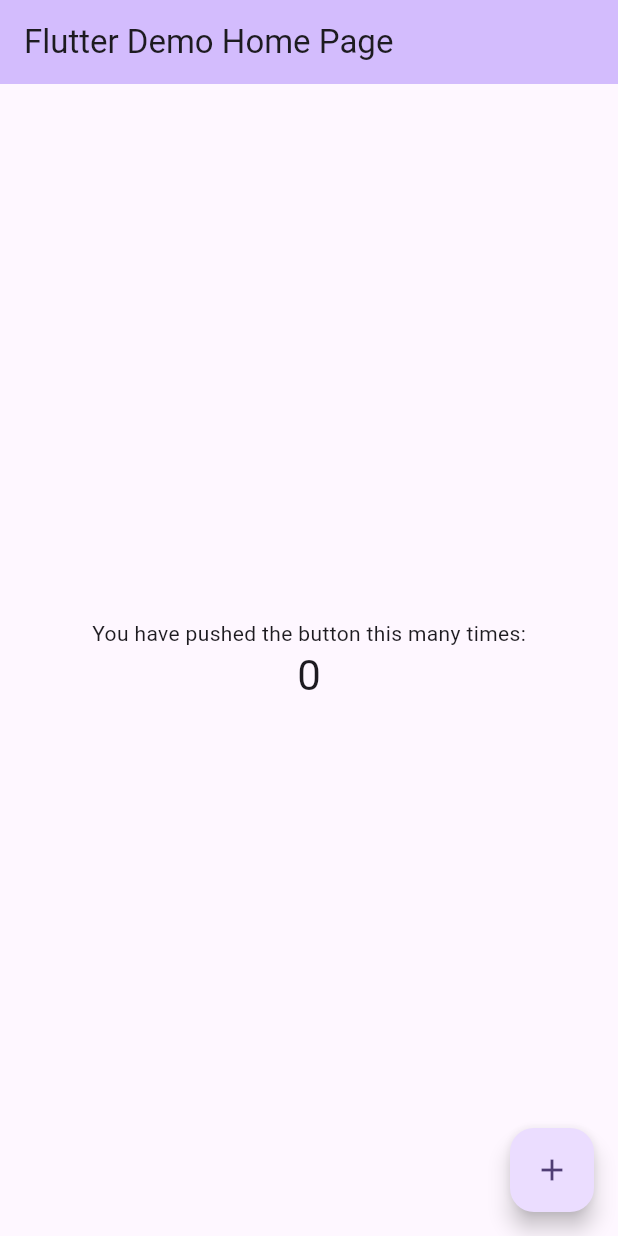
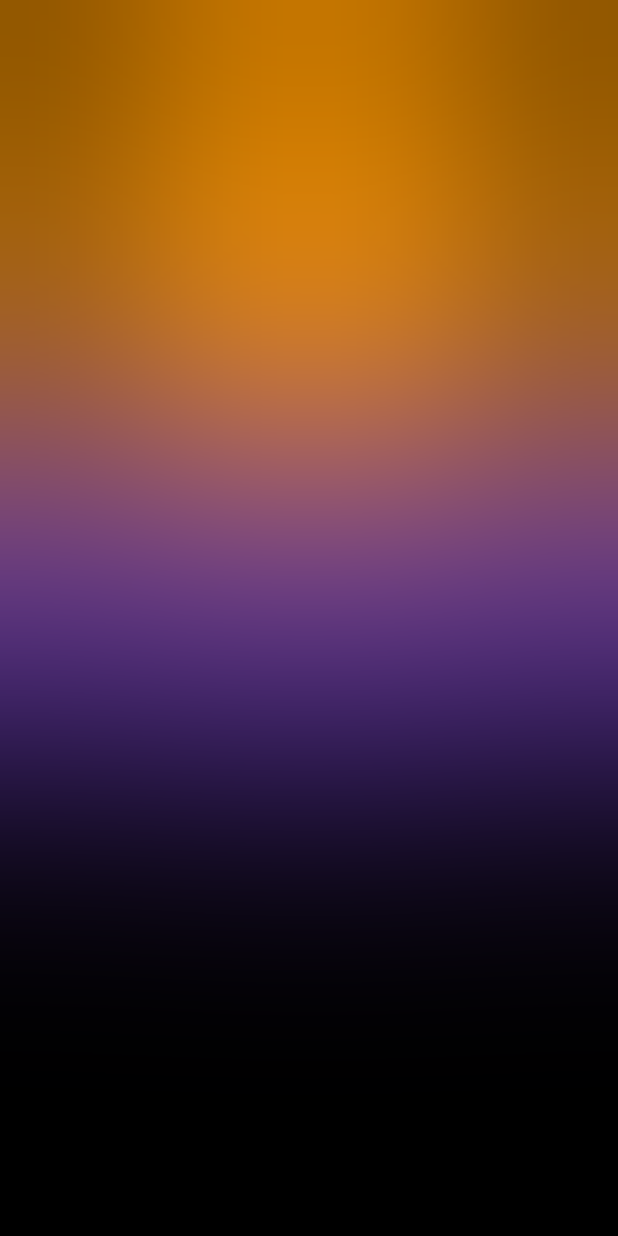
Before and after one commit to usmanrajpoot534/Weather-App, a Flutter app: the screen it shows after launch, on a phone screen of 412 x 824 dp. Run offline on Flutter 3.47's test engine with Material 3 defaults, Android fonts, the phone set to English and light mode, and no system bars; our stand-ins replace bloc, equatable.

Commit message:
Feat: Add Backdrop filter in home screen

```diff
--- /dev/null
+++ b/lib/bloc/weather_bloc.dart
@@ -0,0 +1,13 @@
+import 'package:bloc/bloc.dart';
+import 'package:equatable/equatable.dart';
+
+part 'weather_event.dart';
+part 'weather_state.dart';
+
+class WeatherBloc extends Bloc<WeatherEvent, WeatherState> {
+  WeatherBloc() : super(WeatherInitial()) {
+    on<WeatherEvent>((event, emit) {
+      // TODO: implement event handler
+    });
+  }
+}
--- /dev/null
+++ b/lib/bloc/weather_event.dart
@@ -0,0 +1,8 @@
+part of 'weather_bloc.dart';
+
+sealed class WeatherEvent extends Equatable {
+  const WeatherEvent();
+
+  @override
+  List<Object> get props => [];
+}
--- /dev/null
+++ b/lib/bloc/weather_state.dart
@@ -0,0 +1,10 @@
+part of 'weather_bloc.dart';
+
+sealed class WeatherState extends Equatable {
+  const WeatherState();
+
+  @override
+  List<Object> get props => [];
+}
+
+final class WeatherInitial extends WeatherState {}
--- a/lib/main.dart
+++ b/lib/main.dart
@@ -1,4 +1,7 @@
 import 'package:flutter/material.dart';
+import 'package:flutter/services.dart';
+
+import 'screens/home_screen.dart';
 
 void main() {
   runApp(const MyApp());
@@ -11,115 +14,19 @@ class MyApp extends StatelessWidget {
   @override
   Widget build(BuildContext context) {
     return MaterialApp(
-      title: 'Flutter Demo',
+      title: 'Weather App',
+      debugShowCheckedModeBanner: false,
       theme: ThemeData(
-        // This is the theme of your application.
-        //
-        // TRY THIS: Try running your application with "flutter run". You'll see
-        // the application has a purple toolbar. Then, without quitting the app,
-        // try changing the seedColor in the colorScheme below to Colors.green
-        // and then invoke "hot reload" (save your changes or press the "hot
-        // reload" button in a Flutter-supported IDE, or press "r" if you used
-        // the command line to start the app).
-        //
-        // Notice that the counter didn't reset back to zero; the application
-        // state is not lost during the reload. To reset the state, use hot
-        // restart instead.
-        //
-        // This works for code too, not just values: Most code changes can be
-        // tested with just a hot reload.
-        colorScheme: ColorScheme.fromSeed(seedColor: Colors.deepPurple),
         useMaterial3: true,
+        scaffoldBackgroundColor: Colors.black,
+        appBarTheme: const AppBarTheme(
+          backgroundColor: Colors.transparent,
+          systemOverlayStyle: SystemUiOverlayStyle(
+            statusBarBrightness: Brightness.dark,
+          ),
+        ),
       ),
-      home: const MyHomePage(title: 'Flutter Demo Home Page'),
+      home: const HomeScreen(),
     );
   }
 }
-
-class MyHomePage extends StatefulWidget {
-  const MyHomePage({super.key, required this.title});
-
-  // This widget is the home page of your application. It is stateful, meaning
-  // that it has a State object (defined below) that contains fields that affect
-  // how it looks.
-
-  // This class is the configuration for the state. It holds the values (in this
-  // case the title) provided by the parent (in this case the App widget) and
-  // used by the build method of the State. Fields in a Widget subclass are
-  // always marked "final".
-
-  final String title;
-
-  @override
-  State<MyHomePage> createState() => _MyHomePageState();
-}
-
-class _MyHomePageState extends State<MyHomePage> {
-  int _counter = 0;
-
-  void _incrementCounter() {
-    setState(() {
-      // This call to setState tells the Flutter framework that something has
-      // changed in this State, which causes it to rerun the build method below
-      // so that the display can reflect the updated values. If we changed
-      // _counter without calling setState(), then the build method would not be
-      // called again, and so nothing would appear to happen.
-      _counter++;
-    });
-  }
-
-  @override
-  Widget build(BuildContext context) {
-    // This method is rerun every time setState is called, for instance as done
-    // by the _incrementCounter method above.
-    //
-    // The Flutter framework has been optimized to make rerunning build methods
-    // fast, so that you can just rebuild anything that needs updating rather
-    // than having to individually change instances of widgets.
-    return Scaffold(
-      appBar: AppBar(
-        // TRY THIS: Try changing the color here to a specific color (to
-        // Colors.amber, perhaps?) and trigger a hot reload to see the AppBar
-        // change color while the other colors stay the same.
-        backgroundColor: Theme.of(context).colorScheme.inversePrimary,
-        // Here we take the value from the MyHomePage object that was created by
-        // the App.build method, and use it to set our appbar title.
-        title: Text(widget.title),
-      ),
-      body: Center(
-        // Center is a layout widget. It takes a single child and positions it
-        // in the middle of the parent.
-        child: Column(
-          // Column is also a layout widget. It takes a list of children and
-          // arranges them vertically. By default, it sizes itself to fit its
-          // children horizontally, and tries to be as tall as its parent.
-          //
-          // Column has various properties to control how it sizes itself and
-          // how it positions its children. Here we use mainAxisAlignment to
-          // center the children vertically; the main axis here is the vertical
-          // axis because Columns are vertical (the cross axis would be
-          // horizontal).
-          //
-          // TRY THIS: Invoke "debug painting" (choose the "Toggle Debug Paint"
-          // action in the IDE, or press "p" in the console), to see the
-          // wireframe for each widget.
-          mainAxisAlignment: MainAxisAlignment.center,
-          children: <Widget>[
-            const Text(
-              'You have pushed the button this many times:',
-            ),
-            Text(
-              '$_counter',
-              style: Theme.of(context).textTheme.headlineMedium,
-            ),
-          ],
-        ),
-      ),
-      floatingActionButton: FloatingActionButton(
-        onPressed: _incrementCounter,
-        tooltip: 'Increment',
-        child: const Icon(Icons.add),
-      ), // This trailing comma makes auto-formatting nicer for build methods.
-    );
-  }
-}
--- /dev/null
+++ b/lib/screens/home_screen.dart
@@ -0,0 +1,50 @@
+import 'dart:ui';
+
+import 'package:flutter/material.dart';
+
+class HomeScreen extends StatelessWidget {
+  const HomeScreen({super.key});
+
+  @override
+  Widget build(BuildContext context) {
+    final size = MediaQuery.of(context).size;
+    return Scaffold(
+      extendBodyBehindAppBar: true,
+      body: Padding(
+        padding: const EdgeInsets.fromLTRB(40, 1.2 * kToolbarHeight, 40, 20),
+        child: Stack(
+          children: [
+            _bubbleBox(size, const AlignmentDirectional(3, -0.3)),
+            _bubbleBox(size, const AlignmentDirectional(-3, -0.3)),
+            Align(
+              alignment: const AlignmentDirectional(0, -1.2),
+              child: Container(
+                width: (size.width / 1.5) * 2,
+                height: size.width / 1.5,
+                color: Colors.orange,
+              ),
+            ),
+            BackdropFilter(
+              filter: ImageFilter.blur(sigmaX: 100.0, sigmaY: 100.0),
+              child: const SizedBox(),
+            )
+          ],
+        ),
+      ),
+    );
+  }
+
+  Widget _bubbleBox(Size size, AlignmentDirectional alignment) {
+    return Align(
+      alignment: alignment,
+      child: Container(
+        width: size.width / 1.5,
+        height: size.width / 1.5,
+        decoration: const BoxDecoration(
+          color: Colors.deepPurple,
+          shape: BoxShape.circle,
+        ),
+      ),
+    );
+  }
+}
--- a/pubspec.yaml
+++ b/pubspec.yaml
@@ -35,6 +35,11 @@ dependencies:
   # The following adds the Cupertino Icons font to your application.
   # Use with the CupertinoIcons class for iOS style icons.
   cupertino_icons: ^1.0.6
+  geolocator: ^11.0.0
+  weather: ^3.1.1
+  flutter_bloc: ^8.1.4
+  intl: ^0.19.0
+  equatable: ^2.0.5
 
 dev_dependencies:
   flutter_test:
```
Also changed, not shown: pubspec.lock, 4 other files.
